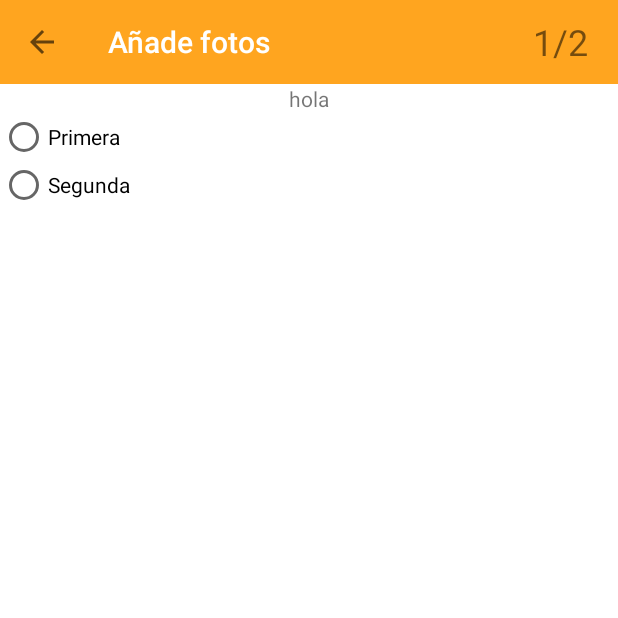
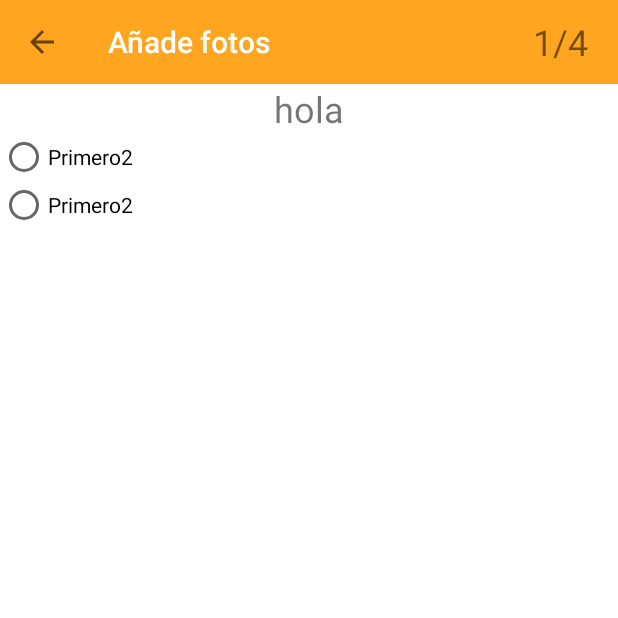
Before and after one commit to CarlosTenorio/vespapp-android, an Android app: the QuestionsActivity screen opened directly, with no data from a screen before it, on a phone screen of 412 x 824 dp, the top half of it. Run offline under Robolectric (Android 15) with nearby library versions, the phone set to English and light mode, and no system bars.

Commit message:
ViewPager for Screen Slides in questions works well

```diff
--- a/app/src/main/java/com/habitissimo/vespapp/questions/QuestionsActivity.java
+++ b/app/src/main/java/com/habitissimo/vespapp/questions/QuestionsActivity.java
@@ -9,8 +9,6 @@ import android.support.v4.view.ViewPager;
 import android.support.v7.app.AppCompatActivity;
 import android.support.v7.widget.Toolbar;
 import android.view.View;
-import android.widget.CheckBox;
-import android.widget.RadioButton;
 import android.widget.TextView;
 
 import com.habitissimo.vespapp.R;
@@ -18,10 +16,8 @@ import com.habitissimo.vespapp.R;
 
 public class QuestionsActivity extends AppCompatActivity {
 
-    public static final String TAG = "QuestionsActivity";
-
     // The number of pages (wizard steps) to show
-    private static final int NUM_PAGES = 2;
+    private static final int NUM_PAGES = 4;
     // The pager widget, which handles animation and allows swiping horizontally to access previous and next wizard steps.
     private ViewPager mPager;
     // The pager adapter, which provides the pages to the view pager widget.
@@ -72,8 +68,8 @@ public class QuestionsActivity extends AppCompatActivity {
                 // but for simplicity, the activity provides the actions in this sample.
                 Toolbar toolbar = (Toolbar) findViewById(R.id.toolbar_questions);
                 TextView progressQuestionText = (TextView) toolbar.findViewById(R.id.progress_text);
-                position += 1;
-                progressQuestionText.setText(position + "/" + NUM_PAGES);
+                int pos = position + 1;
+                progressQuestionText.setText(pos + "/" + NUM_PAGES);
 
                 invalidateOptionsMenu();
             }
--- a/app/src/main/java/com/habitissimo/vespapp/questions/ScreenSlidePageFragment.java
+++ b/app/src/main/java/com/habitissimo/vespapp/questions/ScreenSlidePageFragment.java
@@ -6,32 +6,51 @@ import android.view.LayoutInflater;
 import android.view.View;
 import android.view.ViewGroup;
 import android.widget.CheckBox;
+import android.widget.LinearLayout;
 import android.widget.RadioButton;
+import android.widget.RadioGroup;
+import android.widget.TextView;
 
 import com.habitissimo.vespapp.R;
 
 
 public class ScreenSlidePageFragment extends Fragment {
 
-    private static int mPageNumber;
+    public static final String ARG_PAGE = "page";
+    private int mPageNumber;
+
+    public static ScreenSlidePageFragment create(int position) {
+        ScreenSlidePageFragment fragment = new ScreenSlidePageFragment();
+        Bundle args = new Bundle();
+        args.putInt(ARG_PAGE, position);
+        fragment.setArguments(args);
+        return fragment;
+    }
+
+
 
     public ScreenSlidePageFragment() {
     }
 
-    public static ScreenSlidePageFragment create(int position) {
-        mPageNumber = position;
-        ScreenSlidePageFragment fragment = new ScreenSlidePageFragment();
-        return fragment;
+    @Override
+    public void onCreate(Bundle savedInstanceState) {
+        super.onCreate(savedInstanceState);
+        mPageNumber = getArguments().getInt(ARG_PAGE);
     }
 
     @Override
     public View onCreateView(LayoutInflater inflater, ViewGroup container, Bundle savedInstanceState) {
-        ViewGroup rootView =null;
-        //reverse order
-        if (mPageNumber == 1) {
-            rootView = (ViewGroup) inflater.inflate(R.layout.fragment_multiple_answer, container, false);
+        ViewGroup rootView = null;
 
-            RadioButton radioAnswerFirst = (RadioButton) rootView.findViewById(R.id.radio_answer_first);
+        if (mPageNumber == 0) {
+            rootView = (ViewGroup) inflater.inflate(R.layout.fragment_one_answer, container, false);
+            RadioGroup rg = (RadioGroup) rootView.findViewById(R.id.radiogroup_one_answer);
+
+            TextView text = (TextView) rootView.findViewById(R.id.text_one_answer);
+            text.setText("hola");
+
+            RadioButton radioAnswerFirst = new RadioButton(getActivity());
+            radioAnswerFirst.setText("Primero2");
             radioAnswerFirst.setOnClickListener(new View.OnClickListener() {
                 @Override
                 public void onClick(View v) {
@@ -42,8 +61,10 @@ public class ScreenSlidePageFragment extends Fragment {
                     }
                 }
             });
+            rg.addView(radioAnswerFirst);
 
-            RadioButton radioAnswerSecond = (RadioButton) rootView.findViewById(R.id.radio_answer_second);
+            RadioButton radioAnswerSecond = new RadioButton(getActivity());
+            radioAnswerSecond.setText("Primero2");
             radioAnswerSecond.setOnClickListener(new View.OnClickListener() {
                 @Override
                 public void onClick(View v) {
@@ -54,11 +75,54 @@ public class ScreenSlidePageFragment extends Fragment {
                     }
                 }
             });
-            mPageNumber = mPageNumber + 1;
-        } else if (mPageNumber == 2){
-            rootView = (ViewGroup) inflater.inflate(R.layout.fragment_one_answer, container, false);
+            rg.addView(radioAnswerSecond);
+        } else if (mPageNumber == 1) {
+            rootView = (ViewGroup) inflater.inflate(R.layout.fragment_multiple_answer, container, false);
+            LinearLayout ll = (LinearLayout) rootView.findViewById(R.id.layout_multiple_answer);
 
-            CheckBox checkAnswerFirst = (CheckBox) rootView.findViewById(R.id.check_answer_first);
+            TextView text = (TextView) rootView.findViewById(R.id.text_multiple_answer);
+            text.setText("adios");
+
+            CheckBox checkAnswerFirst = new CheckBox(getActivity());
+            checkAnswerFirst.setText("Primero2");
+            checkAnswerFirst.setOnClickListener(new View.OnClickListener() {
+                @Override
+                public void onClick(View v) {
+                boolean checked = ((CheckBox) v).isChecked();
+
+                if (checked) {
+                    System.out.println("yes first");
+                } else {
+                    System.out.println("no first");
+                }
+                }
+            });
+            ll.addView(checkAnswerFirst);
+
+            CheckBox checkAnswerSecond = new CheckBox(getActivity());
+            checkAnswerSecond.setText("Segundo2");
+            checkAnswerSecond.setOnClickListener(new View.OnClickListener() {
+                @Override
+                public void onClick(View v) {
+                    boolean checked = ((CheckBox) v).isChecked();
+
+                    if (checked) {
+                        System.out.println("yes second");
+                    } else {
+                        System.out.println("no second");
+                    }
+                }
+            });
+            ll.addView(checkAnswerSecond);
+        } else if (mPageNumber == 2) {
+            rootView = (ViewGroup) inflater.inflate(R.layout.fragment_multiple_answer, container, false);
+            LinearLayout ll = (LinearLayout) rootView.findViewById(R.id.layout_multiple_answer);
+
+            TextView text = (TextView) rootView.findViewById(R.id.text_multiple_answer);
+            text.setText("ajajajaja");
+
+            CheckBox checkAnswerFirst = new CheckBox(getActivity());
+            checkAnswerFirst.setText("Primero2");
             checkAnswerFirst.setOnClickListener(new View.OnClickListener() {
                 @Override
                 public void onClick(View v) {
@@ -71,8 +135,10 @@ public class ScreenSlidePageFragment extends Fragment {
                     }
                 }
             });
+            ll.addView(checkAnswerFirst);
 
-            CheckBox checkAnswerSecond = (CheckBox) rootView.findViewById(R.id.check_answer_second);
+            CheckBox checkAnswerSecond = new CheckBox(getActivity());
+            checkAnswerSecond.setText("Segundo2");
             checkAnswerSecond.setOnClickListener(new View.OnClickListener() {
                 @Override
                 public void onClick(View v) {
@@ -85,8 +151,47 @@ public class ScreenSlidePageFragment extends Fragment {
                     }
                 }
             });
-            mPageNumber = mPageNumber + 1;
+            ll.addView(checkAnswerSecond);
+        } else if (mPageNumber == 3) {
+            rootView = (ViewGroup) inflater.inflate(R.layout.fragment_multiple_answer, container, false);
+            LinearLayout ll = (LinearLayout) rootView.findViewById(R.id.layout_multiple_answer);
+
+            TextView text = (TextView) rootView.findViewById(R.id.text_multiple_answer);
+            text.setText("papapasdasdas");
+
+            CheckBox checkAnswerFirst = new CheckBox(getActivity());
+            checkAnswerFirst.setText("Primero2");
+            checkAnswerFirst.setOnClickListener(new View.OnClickListener() {
+                @Override
+                public void onClick(View v) {
+                    boolean checked = ((CheckBox) v).isChecked();
+
+                    if (checked) {
+                        System.out.println("yes first");
+                    } else {
+                        System.out.println("no first");
+                    }
+                }
+            });
+            ll.addView(checkAnswerFirst);
+
+            CheckBox checkAnswerSecond = new CheckBox(getActivity());
+            checkAnswerSecond.setText("Segundo2");
+            checkAnswerSecond.setOnClickListener(new View.OnClickListener() {
+                @Override
+                public void onClick(View v) {
+                    boolean checked = ((CheckBox) v).isChecked();
+
+                    if (checked) {
+                        System.out.println("yes second");
+                    } else {
+                        System.out.println("no second");
+                    }
+                }
+            });
+            ll.addView(checkAnswerSecond);
         }
+
         return rootView;
     }
 }
--- a/app/src/main/res/layout/fragment_multiple_answer.xml
+++ b/app/src/main/res/layout/fragment_multiple_answer.xml
@@ -6,6 +6,7 @@
     android:layout_height="wrap_content">
 
     <LinearLayout
+        android:id="@+id/layout_multiple_answer"
         xmlns:android="http://schemas.android.com/apk/res/android"
         android:layout_width="match_parent"
         android:layout_height="match_parent"
@@ -13,27 +14,11 @@
         android:orientation="vertical">
 
         <TextView
-            android:id="@+id/date_about_us_1"
+            android:id="@+id/text_multiple_answer"
             android:layout_width="wrap_content"
             android:layout_height="wrap_content"
             android:layout_gravity="center"
-            android:text="hola" />
-
-        <RadioGroup
-            android:layout_width="fill_parent"
-            android:layout_height="wrap_content"
-            android:orientation="vertical">
-
-            <RadioButton android:id="@+id/radio_answer_first"
-                android:layout_width="wrap_content"
-                android:layout_height="wrap_content"
-                android:text="Primera"/>
-
-            <RadioButton android:id="@+id/radio_answer_second"
-                android:layout_width="wrap_content"
-                android:layout_height="wrap_content"
-                android:text="Segunda"/>
-        </RadioGroup>
+            android:textSize="@dimen/question_textsize" />
 
     </LinearLayout>
 </ScrollView>
--- a/app/src/main/res/layout/fragment_one_answer.xml
+++ b/app/src/main/res/layout/fragment_one_answer.xml
@@ -13,23 +13,18 @@
         android:orientation="vertical">
 
         <TextView
-            android:id="@+id/date_about_us_1"
+            android:id="@+id/text_one_answer"
             android:layout_width="wrap_content"
             android:layout_height="wrap_content"
             android:layout_gravity="center"
-            android:text="adios" />
+            android:textSize="@dimen/question_textsize" />
 
-        <CheckBox
-            android:id="@+id/check_answer_first"
-            android:layout_width="wrap_content"
+        <RadioGroup
+            android:id="@+id/radiogroup_one_answer"
+            android:layout_width="fill_parent"
             android:layout_height="wrap_content"
-            android:text="Primera" />
-
-        <CheckBox
-            android:id="@+id/check_answer_second"
-            android:layout_width="wrap_content"
-            android:layout_height="wrap_content"
-            android:text="Segunda" />
+            android:orientation="vertical">
+        </RadioGroup>
 
     </LinearLayout>
 </ScrollView>
--- a/app/src/main/res/values/dimens.xml
+++ b/app/src/main/res/values/dimens.xml
@@ -10,6 +10,7 @@
 
 
     <dimen name="info_textsize">24dp</dimen>
+    <dimen name="question_textsize">24dp</dimen>
     <!-- Default screen margins, per the Android Design guidelines. -->
     <dimen name="nav_header_vertical_spacing">16dp</dimen>
     <dimen name="nav_header_height">160dp</dimen>
```
